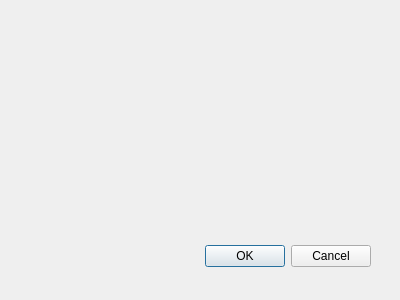
Above: tree_mapping_dialog_base.ui from eomwandho/treemapping before the change. Below: the same form after it.
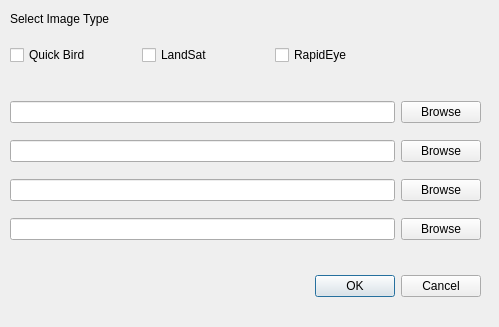
That is the form after the change.

The edit to the form file:
```diff
--- a/tree_mapping_dialog_base.ui
+++ b/tree_mapping_dialog_base.ui
@@ -1,22 +1,22 @@
 <ui version="4.0" >
  <class>TreeMappingDialogBase</class>
- <widget class="QDialog" name="TreeMappingDialogBase" >
-  <property name="geometry" >
+ <widget class="QDialog" name="TreeMappingDialogBase">
+  <property name="geometry">
    <rect>
     <x>0</x>
     <y>0</y>
-    <width>400</width>
-    <height>300</height>
+    <width>499</width>
+    <height>327</height>
    </rect>
   </property>
   <property name="windowTitle" >
    <string>Tree Mapping Algorithm</string>
   </property>
-  <widget class="QDialogButtonBox" name="button_box" >
-   <property name="geometry" >
+  <widget class="QDialogButtonBox" name="button_box">
+   <property name="geometry">
     <rect>
-     <x>30</x>
-     <y>240</y>
+     <x>140</x>
+     <y>270</y>
      <width>341</width>
      <height>32</height>
     </rect>
@@ -28,6 +28,104 @@
     <set>QDialogButtonBox::Cancel|QDialogButtonBox::Ok</set>
    </property>
   </widget>
+  <widget class="QLabel" name="label">
+   <property name="geometry">
+    <rect>
+     <x>10</x>
+     <y>10</y>
+     <width>211</width>
+     <height>17</height>
+    </rect>
+   </property>
+   <property name="text">
+    <string>Select Image Type</string>
+   </property>
+  </widget>
+  <widget class="QWidget" name="gridLayoutWidget">
+   <property name="geometry">
+    <rect>
+     <x>10</x>
+     <y>90</y>
+     <width>471</width>
+     <height>161</height>
+    </rect>
+   </property>
+   <layout class="QGridLayout" name="gridLayout">
+    <item row="2" column="1">
+     <widget class="QPushButton" name="pushButton_2">
+      <property name="text">
+       <string>Browse</string>
+      </property>
+     </widget>
+    </item>
+    <item row="0" column="1">
+     <widget class="QPushButton" name="pushButton">
+      <property name="text">
+       <string>Browse</string>
+      </property>
+     </widget>
+    </item>
+    <item row="1" column="1">
+     <widget class="QPushButton" name="pushButton_3">
+      <property name="text">
+       <string>Browse</string>
+      </property>
+     </widget>
+    </item>
+    <item row="1" column="0">
+     <widget class="QLineEdit" name="lineEdit_2"/>
+    </item>
+    <item row="0" column="0">
+     <widget class="QLineEdit" name="lineEdit"/>
+    </item>
+    <item row="2" column="0">
+     <widget class="QLineEdit" name="lineEdit_3"/>
+    </item>
+    <item row="3" column="1">
+     <widget class="QPushButton" name="pushButton_4">
+      <property name="text">
+       <string>Browse</string>
+      </property>
+     </widget>
+    </item>
+    <item row="3" column="0">
+     <widget class="QLineEdit" name="lineEdit_4"/>
+    </item>
+   </layout>
+  </widget>
+  <widget class="QWidget" name="gridLayoutWidget_2">
+   <property name="geometry">
+    <rect>
+     <x>10</x>
+     <y>40</y>
+     <width>391</width>
+     <height>31</height>
+    </rect>
+   </property>
+   <layout class="QGridLayout" name="gridLayout_2">
+    <item row="0" column="0">
+     <widget class="QCheckBox" name="checkBox">
+      <property name="text">
+       <string>Quick Bird</string>
+      </property>
+     </widget>
+    </item>
+    <item row="0" column="1">
+     <widget class="QCheckBox" name="checkBox_2">
+      <property name="text">
+       <string>LandSat</string>
+      </property>
+     </widget>
+    </item>
+    <item row="0" column="2">
+     <widget class="QCheckBox" name="checkBox_3">
+      <property name="text">
+       <string>RapidEye</string>
+      </property>
+     </widget>
+    </item>
+   </layout>
+  </widget>
  </widget>
  <resources/>
  <connections>
```
Left out of the diff: 33 changed lines with no effect on the pictures.
